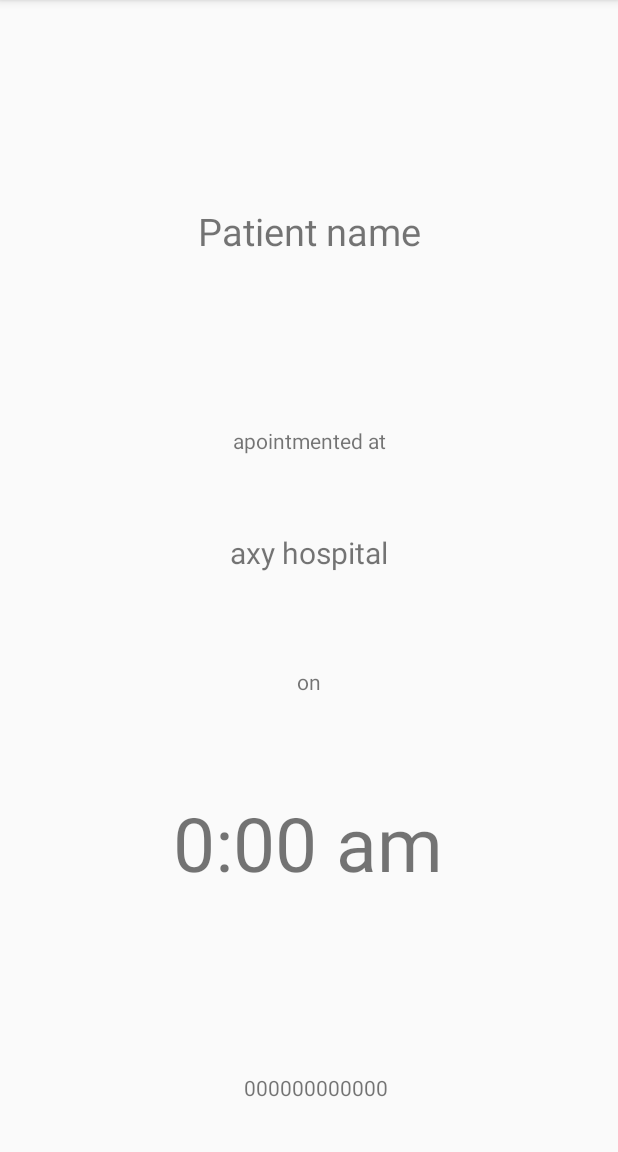
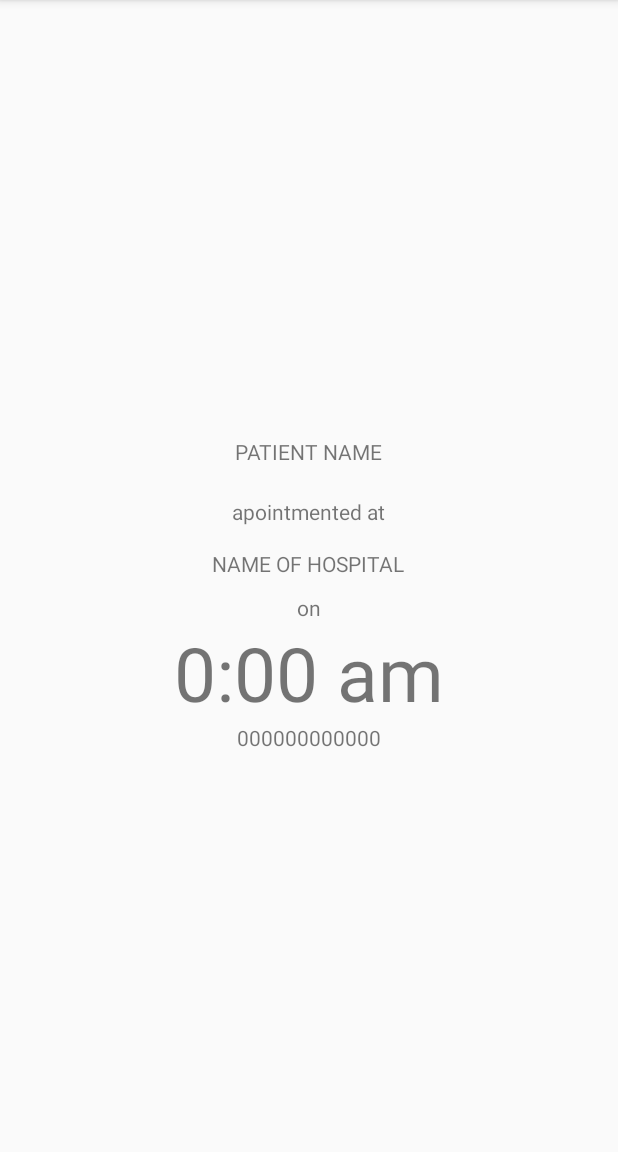
Before and after one commit to Saranpandiyan963/GetQure, an Android app: the OPTicket screen opened directly, with no data from a screen before it, on a phone screen of 412 x 824 dp, the part 84-1236 px from its top. Run offline under Robolectric (Android 15) with nearby library versions, the phone set to English and light mode, and no system bars; our stand-ins replace Volley; network calls fail.

```diff
--- a/app/build.gradle
+++ b/app/build.gradle
@@ -24,7 +24,7 @@ dependencies {
     implementation fileTree(dir: 'libs', include: ['*.jar'])
     implementation 'androidx.appcompat:appcompat:1.1.0'
     implementation 'androidx.constraintlayout:constraintlayout:1.1.3'
-    implementation 'com.google.firebase:firebase-auth:19.3.0'
+    implementation 'com.google.firebase:firebase-auth:19.3.1'
     testImplementation 'junit:junit:4.13'
     implementation group: 'com.android.volley', name: 'volley', version: '1.1.1'
     implementation group: 'com.google.code.gson', name: 'gson', version: '2.8.6'
--- a/app/src/main/java/app/saran/getqure/BackTask.java
+++ b/app/src/main/java/app/saran/getqure/BackTask.java
@@ -2,7 +2,6 @@ package app.saran.getqure;
 
 import android.content.Context;
 import android.widget.Toast;
-
 import com.android.volley.Request;
 import com.android.volley.Response;
 import com.android.volley.VolleyError;
@@ -18,7 +17,7 @@ public class BackTask {
 
     Context context;
     ArrayList<HospitalDetails> arrayList = new ArrayList<>();
-    final String jsonUrl = "http://192.168.43.26/example_1.json";
+    final String jsonUrl = "http://192.168.43.26/example_4.json";
 
     public BackTask(Context context) {
         this.context = context;
@@ -30,7 +29,7 @@ public class BackTask {
             @Override
             public void onResponse(JSONArray response) {
                 int count = 0;
-                System.out.println(response.length());
+                System.out.println("hello" + response.length());
                 int x = response.length();
                 while(count<x){
                     try {
@@ -50,10 +49,8 @@ public class BackTask {
         }, new Response.ErrorListener() {
             @Override
             public void onErrorResponse(VolleyError error) {
-
-                Toast.makeText(context,"error===",Toast.LENGTH_LONG).show();
+                Toast.makeText(context,error.toString() ,Toast.LENGTH_LONG).show();
                 error.printStackTrace();
-
             }
         });
 
--- a/app/src/main/java/app/saran/getqure/HospitalDetailAdapter.java
+++ b/app/src/main/java/app/saran/getqure/HospitalDetailAdapter.java
@@ -16,9 +16,9 @@ public class HospitalDetailAdapter extends RecyclerView.Adapter<HospitalDetailAd
     private List mHospital;
     public OnNoteClickListener monNoteClickListener;
 
-    public HospitalDetailAdapter(List hospital,OnNoteClickListener monNoteClickListener) {
+    public HospitalDetailAdapter(List hospital,OnNoteClickListener onNoteClickListener) {
         mHospital = hospital;
-        this.monNoteClickListener = monNoteClickListener;
+        this.monNoteClickListener = onNoteClickListener;
     }
 
     @NonNull
--- a/app/src/main/java/app/saran/getqure/MainUser.java
+++ b/app/src/main/java/app/saran/getqure/MainUser.java
@@ -2,6 +2,7 @@ package app.saran.getqure;
 
 import android.content.Intent;
 import android.os.Bundle;
+import android.widget.Toast;
 
 import java.util.ArrayList;
 
@@ -23,6 +24,9 @@ public class MainUser extends AppCompatActivity implements HospitalDetailAdapter
 
         BackTask backTask = new BackTask(MainUser.this);
         Hospitals =backTask.getData();
+        if (Hospitals == null){
+            Toast.makeText(getApplicationContext(),"null",Toast.LENGTH_LONG).show();
+        }
         HospitalDetailAdapter hdAdapter = new HospitalDetailAdapter(Hospitals,this);
         rvHospital.setAdapter(hdAdapter);
         rvHospital.setLayoutManager(new LinearLayoutManager(this));
--- a/app/src/main/java/app/saran/getqure/OPTicket.java
+++ b/app/src/main/java/app/saran/getqure/OPTicket.java
@@ -17,7 +17,7 @@ import androidx.appcompat.app.AppCompatActivity;
 public class OPTicket extends AppCompatActivity {
 
     private TextView patientname,Time,hospital,id;
-    private final String server ="http://192.168.43.26/example_1.php";
+    private final String server ="http://192.168.43.26/example_4.json";
 
 
     @Override
--- a/app/src/main/res/layout/activity_opticket.xml
+++ b/app/src/main/res/layout/activity_opticket.xml
@@ -6,82 +6,62 @@
     android:layout_height="match_parent"
     tools:context=".OPTicket">
 
+    <androidx.appcompat.widget.LinearLayoutCompat
+        android:layout_width="match_parent"
+        android:layout_height="match_parent"
+        android:gravity="center"
+        android:orientation="vertical"
+        app:layout_constraintEnd_toEndOf="parent"
+        app:layout_constraintHorizontal_bias="0.0"
+        app:layout_constraintStart_toStartOf="parent"
+        app:layout_constraintTop_toTopOf="parent"
+        tools:ignore="MissingConstraints">
+
+
         <TextView
             android:id="@+id/patientName"
-        android:layout_width="0dp"
+            android:layout_width="wrap_content"
             android:layout_height="wrap_content"
-        android:layout_marginLeft="25dp"
-        android:layout_marginRight="25dp"
-        android:gravity="center"
-        android:text="Patient name"
-        android:textSize="25dp"
-        app:layout_constraintBottom_toBottomOf="parent"
-        app:layout_constraintEnd_toEndOf="parent"
-        app:layout_constraintStart_toStartOf="parent"
-        app:layout_constraintTop_toTopOf="parent"
-        app:layout_constraintVertical_bias="0.186" />
-
-    <TextView
-        android:id="@+id/Hospital_Name"
-        android:layout_width="0dp"
-        android:layout_height="wrap_content"
-        android:layout_marginLeft="25dp"
-        android:layout_marginRight="25dp"
-        android:gravity="center"
-        android:text="axy hospital"
-        android:textSize="20dp"
-        app:layout_constraintBottom_toBottomOf="parent"
-        app:layout_constraintEnd_toEndOf="parent"
-        app:layout_constraintHorizontal_bias="0.32"
-        app:layout_constraintStart_toStartOf="parent"
-        app:layout_constraintTop_toBottomOf="@+id/buffer_words"
-        app:layout_constraintVertical_bias="0.118" />
+            android:paddingTop="25dp"
+            android:paddingBottom="15dp"
+            android:text="PATIENT NAME" />
 
         <TextView
             android:id="@+id/buffer_words"
             android:layout_width="wrap_content"
             android:layout_height="wrap_content"
-        android:text="apointmented at"
-        app:layout_constraintBottom_toBottomOf="parent"
-        app:layout_constraintEnd_toEndOf="parent"
-        app:layout_constraintStart_toStartOf="parent"
-        app:layout_constraintTop_toBottomOf="@+id/patientName"
-        app:layout_constraintVertical_bias="0.195" />
+            android:padding="5dp"
+            android:text="apointmented at" />
 
         <TextView
-        android:id="@+id/appointment_time"
-        android:layout_width="188dp"
-        android:layout_height="108dp"
-        android:layout_marginBottom="152dp"
-        android:gravity="center"
-        android:text="0:00 am"
-        android:textSize="50sp"
-        app:layout_constraintBottom_toBottomOf="parent"
-        app:layout_constraintEnd_toEndOf="parent"
-        app:layout_constraintHorizontal_bias="0.497"
-        app:layout_constraintStart_toStartOf="parent" />
+            android:id="@+id/Hospital_Name"
+            android:layout_width="wrap_content"
+            android:layout_height="wrap_content"
+            android:padding="10dp"
+            android:text="NAME OF HOSPITAL" />
 
         <TextView
             android:id="@+id/buffer_words1"
             android:layout_width="wrap_content"
             android:layout_height="wrap_content"
-        android:text="on"
-        app:layout_constraintBottom_toTopOf="@+id/appointment_time"
-        app:layout_constraintEnd_toEndOf="parent"
-        app:layout_constraintStart_toStartOf="parent"
-        app:layout_constraintTop_toBottomOf="@+id/Hospital_Name"
-        app:layout_constraintVertical_bias="0.588" />
+            android:text="on" />
+
+        <TextView
+            android:id="@+id/appointment_time"
+            android:layout_width="188dp"
+            android:layout_height="wrap_content"
+            android:gravity="center"
+            android:text="0:00 am"
+            android:textSize="50sp" />
 
         <TextView
             android:id="@+id/patientId"
             android:layout_width="wrap_content"
             android:layout_height="wrap_content"
-        android:text="000000000000"
-        app:layout_constraintBottom_toBottomOf="parent"
-        app:layout_constraintEnd_toEndOf="parent"
-        app:layout_constraintHorizontal_bias="0.514"
-        app:layout_constraintStart_toStartOf="parent"
-        app:layout_constraintTop_toBottomOf="@+id/appointment_time"
-        app:layout_constraintVertical_bias="0.75" />
+            android:text="000000000000" />
+
+
+    </androidx.appcompat.widget.LinearLayoutCompat>
+
 
 </androidx.constraintlayout.widget.ConstraintLayout>
```
Also changed, not shown: app/src/main/java/app/saran/getqure/MySingelten.java (line endings or trailing spaces). Lines whose indentation alone changed are shown as unchanged.
